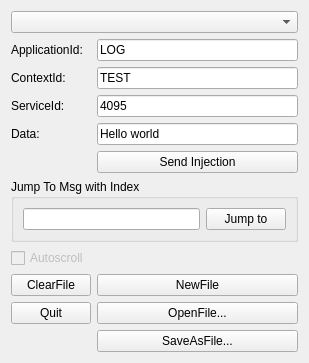
Above: plugin/dummycontrolplugin/form.ui from COVESA/dlt-viewer before the change. Below: the same form after it.
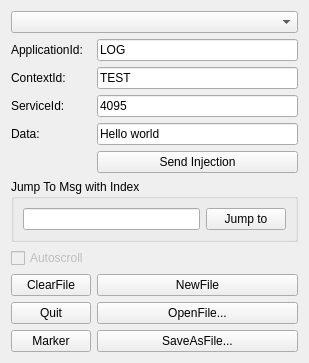
That is the form after the change.

Commit message: Added marker support.

Patch:
```diff
--- a/plugin/dummycontrolplugin/form.ui
+++ b/plugin/dummycontrolplugin/form.ui
@@ -144,6 +144,13 @@
      </property>
     </widget>
    </item>
+   <item row="10" column="0">
+    <widget class="QPushButton" name="pushButtonMarker">
+     <property name="text">
+      <string>Marker</string>
+     </property>
+    </widget>
+   </item>
   </layout>
  </widget>
  <resources/>
```
The commit also changes 18 other files.
